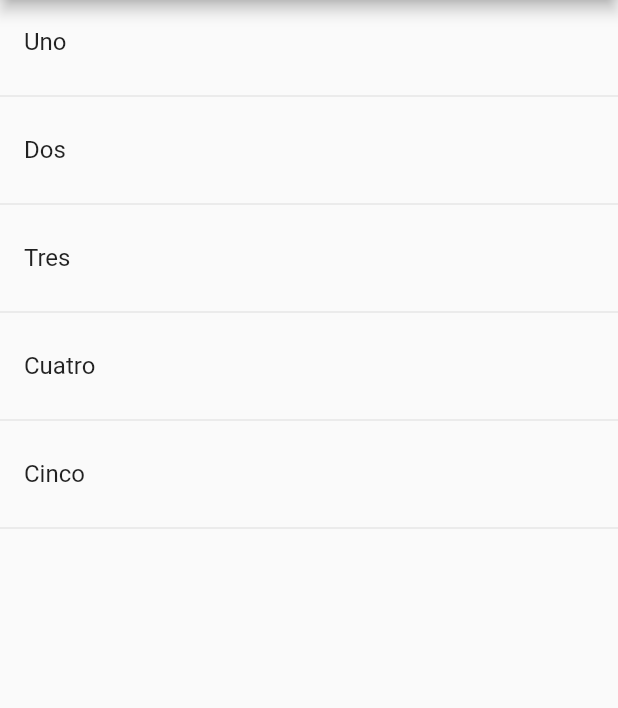
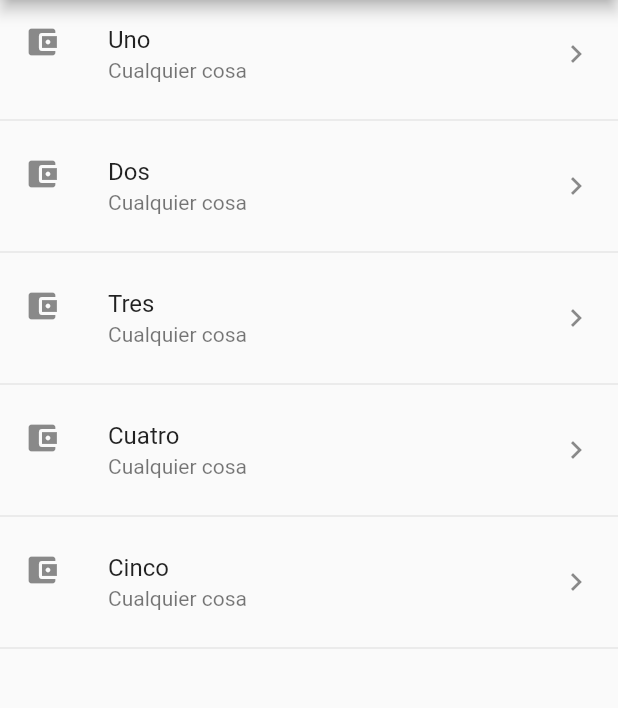
Before and after one commit to armandosalazar/components, a Flutter app: the screen it shows after launch, on a phone screen of 412 x 824 dp, the part 84-792 px from its top. Run offline on Flutter 3.47's test engine with Material 2 defaults, Android fonts, the phone set to English and light mode, and no system bars.

Commit message:
Add items with map to ListView

```diff
--- a/lib/src/pages/home_temp.dart
+++ b/lib/src/pages/home_temp.dart
@@ -12,7 +12,8 @@ class HomePageTemp extends StatelessWidget {
         title: const Text('Componentes temp'),
       ),
       body: ListView(
-        children: _createItems(),
+        // children: _createItems(),
+        children: _createItemsShort(),
       ),
     );
   }
@@ -30,4 +31,23 @@ class HomePageTemp extends StatelessWidget {
     }
     return list;
   }
+
+  List<Widget> _createItemsShort() {
+    return options
+        .map((e) => Column(
+              children: [
+                ListTile(
+                  title: Text(e),
+                  subtitle: const Text('Cualquier cosa'),
+                  leading: const Icon(Icons.account_balance_wallet),
+                  trailing: const Icon(Icons.keyboard_arrow_right),
+                  onTap: () {
+                    print('Tap');
+                  },
+                ),
+                const Divider()
+              ],
+            ))
+        .toList();
+  }
 }
```
